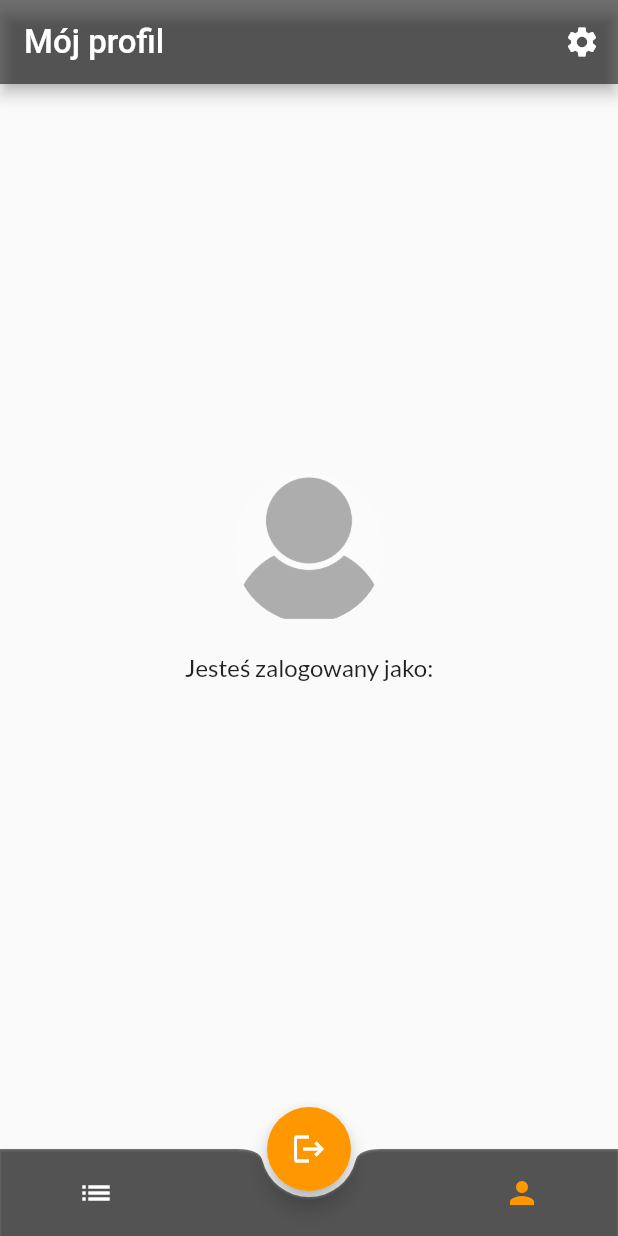
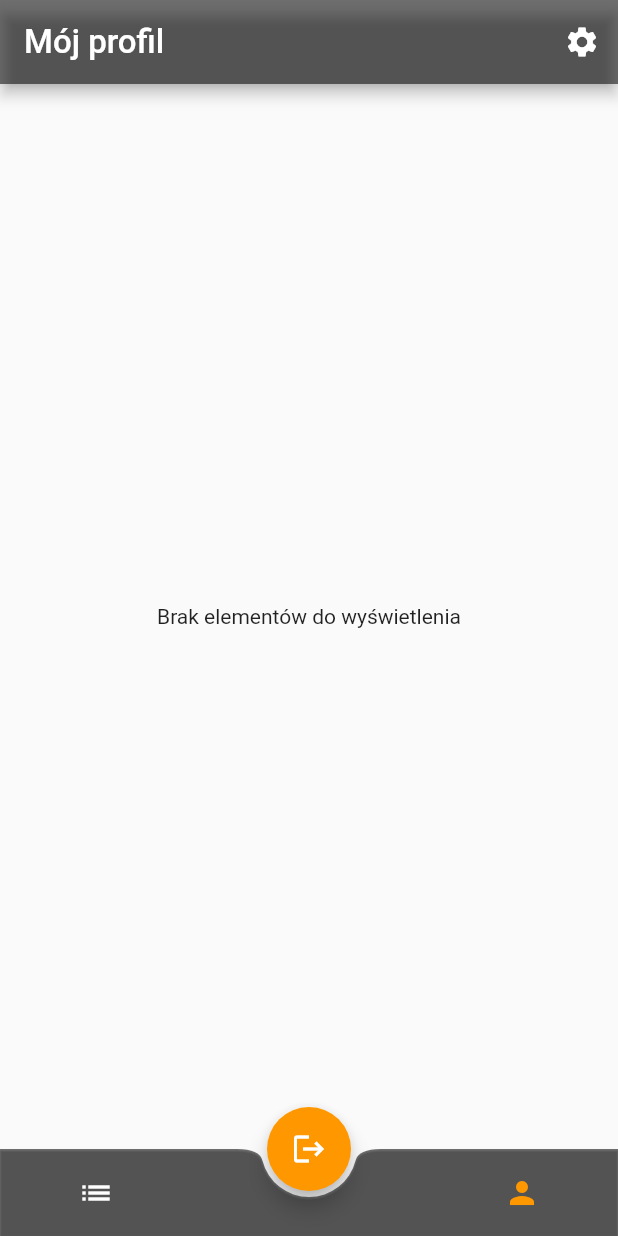
Before and after one commit to piotrpeczkowski/my_best_food, a Flutter app: the screen it shows once a user with an empty profile is signed in, after a tap on the "person" icon, on a phone screen of 412 x 824 dp. Run offline on Flutter 3.47's test engine with Material 2 defaults, Android fonts, the phone set to English and light mode, and no system bars; our stand-ins replace bloc, cloud_firestore, firebase_auth, firebase_core, firebase_storage, flutter_bloc and 3 more; accounts and stored records are empty; generated files the repository leaves out were written again; Roboto replaces fonts that are missing (Kanit).

Commit message:
add user info stream for account page

```diff
--- a/lib/features/home_page/content/account_content/account_content.dart
+++ b/lib/features/home_page/content/account_content/account_content.dart
@@ -1,7 +1,7 @@
 import 'package:flutter/material.dart';
 import 'package:flutter_bloc/flutter_bloc.dart';
 import 'package:google_fonts/google_fonts.dart';
-import 'package:my_best_food/features/user_page/cubit/user_cubit.dart';
+import 'package:my_best_food/features/home_page/content/account_content/cubit/account_cubit.dart';
 import 'package:my_best_food/repositories/user_repository.dart';
 import 'package:my_best_food/root/cubit/root_cubit.dart';
 import 'package:my_best_food/features/styles/styles.dart';
@@ -9,15 +9,17 @@ import 'package:my_best_food/features/styles/styles.dart';
 class AccountPageContent extends StatelessWidget {
   const AccountPageContent({
     required this.id,
+    required this.userEmail,
     Key? key,
   }) : super(key: key);
 
   final String id;
+  final String userEmail;
 
   @override
   Widget build(BuildContext context) {
     return BlocProvider(
-      create: (context) => RootCubit()..start(),
+      create: (context) => AccountCubit(UserRepository())..start(),
       child: BlocBuilder<RootCubit, RootState>(
         builder: (context, state) {
           return Center(
@@ -26,41 +28,38 @@ class AccountPageContent extends StatelessWidget {
               children: [
                 Padding(
                   padding: const EdgeInsets.symmetric(vertical: 15),
-                  child: Column(
+                  child: BlocBuilder<AccountCubit, AccountState>(
+                    builder: (context, state) {
+                      final userModels = state.infos;
+                      if (userModels.isEmpty) {
+                        return const Center(
+                          child: Text('Brak elementów do wyświetlenia'),
+                        );
+                      }
+                      return Column(
                         children: [
-                      BlocProvider(
-                        create: (context) =>
-                            UserCubit(UserRepository())..getUserInfoWithID(id),
-                        child: BlocBuilder<UserCubit, UserState>(
-                          builder: (context, state) {
-                            final userImage = state.userModel?.imageUrl;
-                            if (userImage == null || userImage == '') {
-                              return const Opacity(
+                          for (final userModel in userModels)
+                            userModel.imageUrl.isEmpty
+                                ? const Opacity(
                                     opacity: 0.3,
                                     child: CircleAvatar(
                                       radius: 50,
                                       backgroundColor: Colors.white,
-                                  backgroundImage:
-                                      AssetImage('images/account_avatar.png'),
+                                      backgroundImage: AssetImage(
+                                          'images/account_avatar.png'),
                                     ),
-                              );
-                            }
-                            return CircleAvatar(
+                                  )
+                                : CircleAvatar(
                                     radius: 50,
                                     backgroundColor: Colors.white,
-                              backgroundImage: NetworkImage(userImage),
-                            );
-                          },
+                                    backgroundImage:
+                                        NetworkImage(userModel.imageUrl),
                                   ),
-                      ),
-                      Column(
-                        crossAxisAlignment: CrossAxisAlignment.center,
-                        children: [
                           Padding(
                             padding:
                                 const EdgeInsets.only(bottom: 10.0, top: 20),
                             child: Text(
-                              'Jesteś zalogowany jako:',
+                              'Jesteś zalogowany jako: ',
                               style: GoogleFonts.lato(
                                 color: ItemColor.itemBlack87,
                                 fontSize: 16,
@@ -71,8 +70,7 @@ class AccountPageContent extends StatelessWidget {
                           Padding(
                             padding: const EdgeInsets.all(10.0),
                             child: Text(
-                              // email of logged user
-                              '${state.user?.email}',
+                              userEmail,
                               style: GoogleFonts.lato(
                                 color: ItemColor.itemBlack87,
                                 fontSize: 18,
@@ -80,10 +78,9 @@ class AccountPageContent extends StatelessWidget {
                               ),
                             ),
                           ),
-                          // TODO: add saved info from userProfile collection
                         ],
-                      ),
-                    ],
+                      );
+                    },
                   ),
                 ),
               ],
--- /dev/null
+++ b/lib/features/home_page/content/account_content/cubit/account_cubit.dart
@@ -0,0 +1,35 @@
+import 'dart:async';
+
+import 'package:bloc/bloc.dart';
+// ignore: unused_import
+import 'package:meta/meta.dart';
+import 'package:my_best_food/models/user_model.dart';
+import 'package:my_best_food/repositories/user_repository.dart';
+
+part 'account_state.dart';
+
+class AccountCubit extends Cubit<AccountState> {
+  AccountCubit(this._userRepository) : super(const AccountState());
+
+  final UserRepository _userRepository;
+  StreamSubscription? _streamSubscription;
+
+  Future<void> start() async {
+    _streamSubscription?.cancel();
+    _streamSubscription = _userRepository.getInfosStream().listen(
+      (infos) {
+        emit(AccountState(infos: infos));
+      },
+    )..onError(
+        (error) {
+          emit(const AccountState(loadingErrorOccured: true));
+        },
+      );
+  }
+
+  @override
+  Future<void> close() {
+    _streamSubscription?.cancel();
+    return super.close();
+  }
+}
--- /dev/null
+++ b/lib/features/home_page/content/account_content/cubit/account_state.dart
@@ -0,0 +1,13 @@
+part of 'account_cubit.dart';
+
+class AccountState {
+  const AccountState({
+    this.infos = const [],
+    this.loadingErrorOccured = false,
+    this.removingErrorOccured = false,
+  });
+
+  final List<UserModel> infos;
+  final bool loadingErrorOccured;
+  final bool removingErrorOccured;
+}
--- a/lib/features/home_page/pages/home_page.dart
+++ b/lib/features/home_page/pages/home_page.dart
@@ -153,7 +153,10 @@ class _HomePageState extends State<HomePage> {
           if (_currentIndex == 0) {
             return const RestaurantPageContent();
           }
-          return AccountPageContent(id: widget.userProfile);
+          return AccountPageContent(
+            id: widget.userProfile,
+            userEmail: widget.userEmail,
+          );
         }),
       ),
     );
--- a/lib/repositories/user_repository.dart
+++ b/lib/repositories/user_repository.dart
@@ -7,6 +7,31 @@ import 'package:image_picker/image_picker.dart';
 import 'package:my_best_food/models/user_model.dart';
 
 class UserRepository {
+  Stream<List<UserModel>> getInfosStream() {
+    final userID = FirebaseAuth.instance.currentUser?.uid;
+    final userEmail = FirebaseAuth.instance.currentUser?.email;
+    if (userID == null) {
+      throw Exception('User is not logged in');
+    }
+    return FirebaseFirestore.instance
+        .collection('users')
+        .doc(userID)
+        .collection('userProfile')
+        .snapshots()
+        .map((querySnapshot) {
+      return querySnapshot.docs.map((doc) {
+        return UserModel(
+          id: doc.id,
+          email: userEmail!,
+          userName: doc['userName'],
+          userCity: doc['userCity'],
+          userGender: doc['userGender'],
+          imageUrl: doc['imageUrl'],
+        );
+      }).toList();
+    });
+  }
+
   Future<UserModel> get({required String id}) async {
     final userID = FirebaseAuth.instance.currentUser?.uid;
     final userEmail = FirebaseAuth.instance.currentUser?.email;
```
Lines whose indentation alone changed are shown as unchanged.
